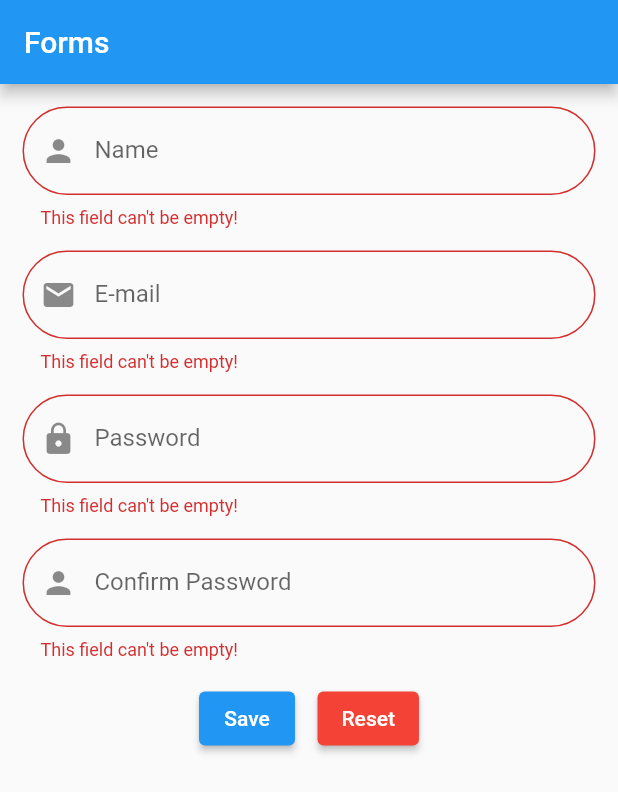
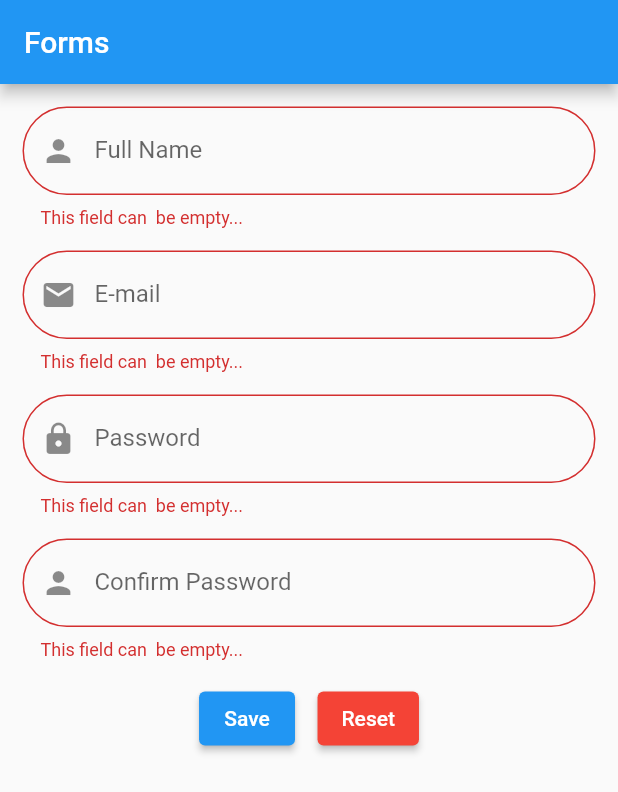
Before and after one commit to mmatheusfas/pratica-forms, a Flutter app: the screen it shows after launch, after a tap on "Save", on a phone screen of 412 x 824 dp. Shown: the top 792 px of the screen. Run offline on Flutter 3.47's test engine with Material 2 defaults, Android fonts, the phone set to English and light mode, and no system bars; our stand-ins replace string_validator; missing offline and left inert: dart:ffi.

Commit message:
atualização

```diff
--- /dev/null
+++ b/lib/models/user_model.dart
@@ -0,0 +1,27 @@
+import 'package:flutter/cupertino.dart';
+
+@immutable
+class User {
+
+  final String name;
+  final String email;
+  final String password;
+
+  User({
+     this.name = '',
+     this.email = '',
+     this.password = ''
+  });
+
+  User copyWith({
+    String? name,
+    String? email,
+    String? password,
+  }) {
+    return User(
+      name: name ?? this.name,
+      email: email ?? this.email,
+      password: password ?? this.password,
+    );
+  }
+}
--- a/lib/views/home_page.dart
+++ b/lib/views/home_page.dart
@@ -1,5 +1,10 @@
+import 'dart:ffi';
+
 import 'package:flutter/material.dart';
+import 'package:pratica_forms/models/user_model.dart';
 import 'package:pratica_forms/widgets/custom_textfield.dart';
+import 'package:string_validator/string_validator.dart';
+
 
 class HomePage extends StatefulWidget {
   const HomePage({Key? key}) : super(key: key);
@@ -13,6 +18,9 @@ class _HomePageState extends State<HomePage> {
   final formKey = GlobalKey<FormState>();
   //Widget Form possui um estado publico, usando uma GlobalKey conseguimos ter acesso
   //a esse estado do Form
+  User user = User();
+  String password = '';
+  String confirmPassword = '';
 
   @override
   Widget build(BuildContext context) {
@@ -26,34 +34,79 @@ class _HomePageState extends State<HomePage> {
         padding: const EdgeInsets.all(15),
         child: Column(
           children: <Widget>[
-            const CustomTextField(
+            CustomTextField(
               icon: Icons.person,
-              label: "Name",
-              hintText: "Type your name...",
+              label: "Full Name",
+              hintText: "Type your full name...",
+              onSaved: (text) => user = user.copyWith(name: text),
+              validator: (text){
+                if (text!.isEmpty){
+                 return "This field can\t be empty...";
+                }
+                if (text.length < 5){
+                  return "Your name must have at lest 5 characters";
+                }
+                return null;
+              },
             ),
             const SizedBox(
               height: 15,
             ),
-            const CustomTextField(
+            CustomTextField(
               icon: Icons.mail,
               label: "E-mail",
               hintText: "Type your e-mail...",
+              onSaved: (text) => user = user.copyWith(email: text),
+              validator: (text){
+                if (text!.isEmpty){
+                 return "This field can\t be empty...";
+                }
+                if (!isEmail(text)){
+                  return "This field must be email type...";
+                }
+                return null;
+              },
             ),
             const SizedBox(
               height: 15,
             ),
-            const CustomTextField(
+            CustomTextField(
               icon: Icons.lock,
               label: "Password",
               hintText: "Type your password...",
+              obscureText: true,
+              //onSaved: (text) => user = user.copyWith(password: text),
+              onChanged: (text) => password = text!,
+              validator: (text){
+                if (text!.isEmpty){
+                 return "This field can\t be empty...";
+                }
+                if (text.length < 6){
+                  return "Password must have at lest 6 characters";
+                }
+                return null;
+              },
             ),
             const SizedBox(
               height: 15,
             ),
-            const CustomTextField(
+            CustomTextField(
               icon: Icons.person,
               label: "Confirm Password",
               hintText: "Type your password...",
+              obscureText: true,
+              onSaved: (text) => user = user.copyWith(password: text),
+              onChanged: (text) => confirmPassword = text!,
+              validator: (text) {
+                if (text!.isEmpty){
+                 return "This field can\t be empty...";
+                }
+                if (confirmPassword != password){
+                  return "Password and Confirm Password must be equals!";
+                }
+
+                return null;
+              },
             ),
             const SizedBox(
               height: 15,
@@ -63,7 +116,26 @@ class _HomePageState extends State<HomePage> {
               children: [
                 ElevatedButton(
                   onPressed: () {
-                    formKey.currentState?.validate();
+                    if (formKey.currentState!.validate()){
+                      formKey.currentState?.save();
+                      showDialog(
+                        context: context,
+                        builder: (context){
+                          return AlertDialog(
+                            title: Text("Seja bem vindo ${user.name}"),
+                            content: Container(
+                              height: 50,
+                              child: Column(
+                                mainAxisAlignment: MainAxisAlignment.center,
+                                children: <Widget> [
+                                  Text("Your email: ${user.email}")
+                                 ],
+                              ),
+                            ),
+                          );
+                        }
+                      );
+                    }
                   },
                   child: const Text("Save"),
                 ),
--- a/lib/widgets/custom_textfield.dart
+++ b/lib/widgets/custom_textfield.dart
@@ -1,28 +1,39 @@
 import 'package:flutter/material.dart';
 
 class CustomTextField extends StatelessWidget {
-  const CustomTextField({Key? key, required this.icon, required this.label, required this.hintText}) : super(key: key);
+  CustomTextField({
+    Key? key,
+    this.icon,
+    required this.label,
+    this.hintText,
+    this.onSaved,
+    this.validator,
+    this.onChanged,
+    this.obscureText = false,
+  }) : super(key: key);
 
-  final IconData? icon;
+  IconData? icon;
   final String label;
-  final String hintText;
+  String? hintText;
+  void Function(String? text)? onSaved;
+  String? Function (String? text)? validator;
+  void Function(String? text)? onChanged;
+  bool obscureText;
+
 
   @override
   Widget build(BuildContext context) {
     return TextFormField(
-      validator: (text){
-        if (text == null || text.isEmpty){
-          return "This field can\'t be empty!";
-        }
-      },
+      autovalidateMode: AutovalidateMode.onUserInteraction,
+      validator: validator,
+      obscureText: obscureText,
+      onSaved: onSaved,
+      onChanged: onChanged,
       decoration: InputDecoration(
-        labelText: label,
-        prefixIcon: icon == null ? const Icon(Icons.surfing) : Icon(icon),
-        hintText: hintText,
-        border: OutlineInputBorder(
-          borderRadius: BorderRadius.circular(40)
-        )
-      ),
+          labelText: label,
+          prefixIcon: icon == null ? const Icon(Icons.surfing) : Icon(icon),
+          hintText: hintText,
+          border: OutlineInputBorder(borderRadius: BorderRadius.circular(40))),
     );
   }
 }
--- a/pubspec.yaml
+++ b/pubspec.yaml
@@ -34,6 +34,7 @@ dependencies:
   # The following adds the Cupertino Icons font to your application.
   # Use with the CupertinoIcons class for iOS style icons.
   cupertino_icons: ^1.0.2
+  string_validator: ^0.3.0
 
 dev_dependencies:
   flutter_test:
```
Also changed, not shown: pubspec.lock.
